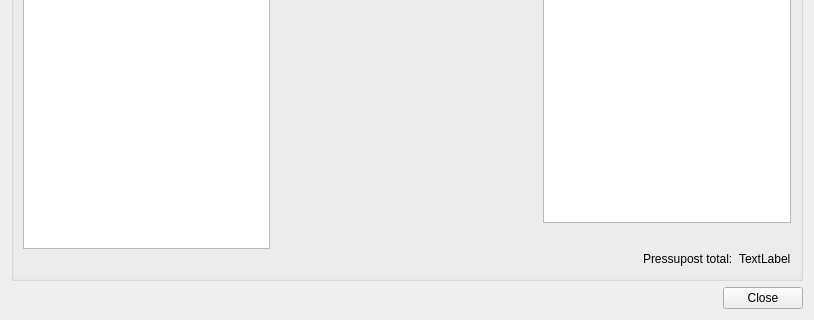
First picture: the form in ui/tree_selector.ui, repository bgeo-gis/treemanage_qgis_pluggin, before the edit; both pictures show x 0 to 814 and y 370 to 690 of the 814 by 690 pixel window.
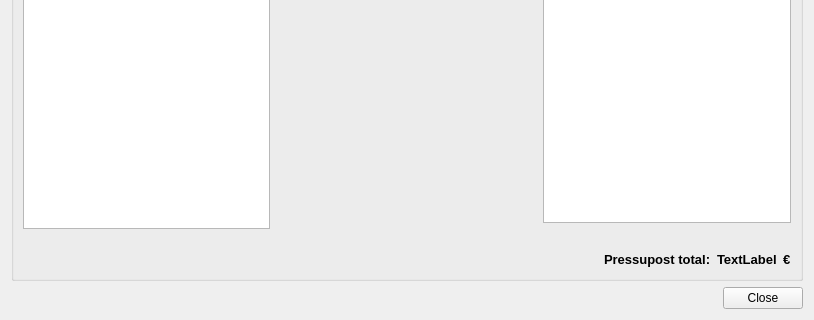
Second picture: the form after the edit.

```diff
--- a/ui/tree_selector.ui
+++ b/ui/tree_selector.ui
@@ -96,6 +96,19 @@
             <item>
              <widget class="QTableView" name="all_rows"/>
             </item>
+            <item>
+             <spacer name="horizontalSpacer_6">
+              <property name="orientation">
+               <enum>Qt::Horizontal</enum>
+              </property>
+              <property name="sizeHint" stdset="0">
+               <size>
+                <width>40</width>
+                <height>20</height>
+               </size>
+              </property>
+             </spacer>
+            </item>
             <item>
              <spacer name="horizontalSpacer_9">
               <property name="orientation">
@@ -298,6 +311,13 @@
               </item>
               <item>
                <widget class="QLabel" name="label_3">
+                <property name="font">
+                 <font>
+                  <pointsize>10</pointsize>
+                  <weight>75</weight>
+                  <bold>true</bold>
+                 </font>
+                </property>
                 <property name="text">
                  <string>Pressupost total:</string>
                 </property>
@@ -305,11 +325,32 @@
               </item>
               <item>
                <widget class="QLabel" name="lbl_total_price">
+                <property name="font">
+                 <font>
+                  <pointsize>10</pointsize>
+                  <weight>75</weight>
+                  <bold>true</bold>
+                 </font>
+                </property>
                 <property name="text">
                  <string>TextLabel</string>
                 </property>
                </widget>
               </item>
+              <item>
+               <widget class="QLabel" name="label_5">
+                <property name="font">
+                 <font>
+                  <pointsize>10</pointsize>
+                  <weight>75</weight>
+                  <bold>true</bold>
+                 </font>
+                </property>
+                <property name="text">
+                 <string>€</string>
+                </property>
+               </widget>
+              </item>
              </layout>
             </item>
            </layout>
```
